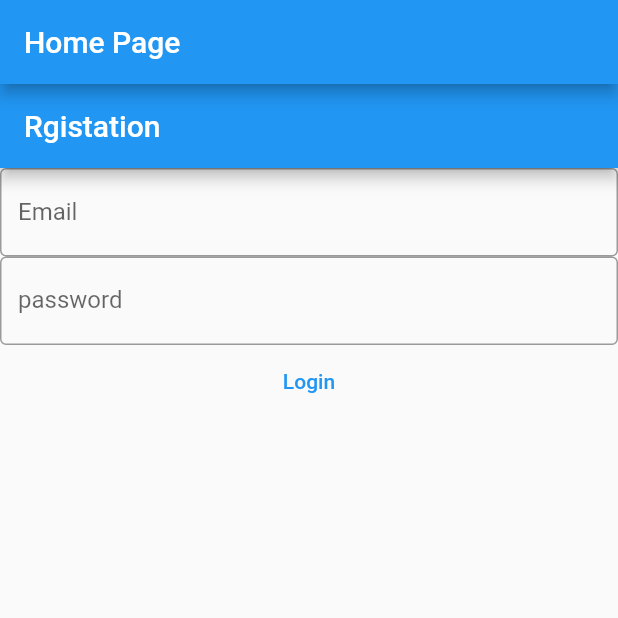
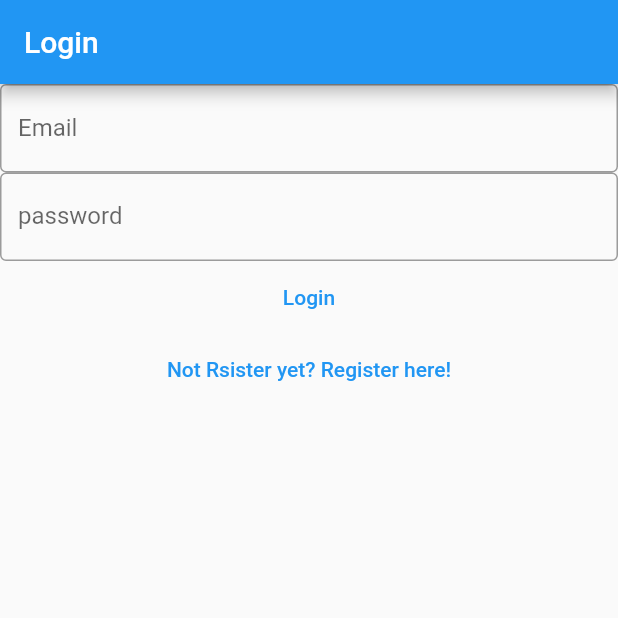
Before and after one commit to bikash-chandra-behera/fdmp-app, a Flutter app: the screen it shows after launch, on a phone screen of 412 x 824 dp, the top half of it. Run offline on Flutter 3.47's test engine with Material 2 defaults, Android fonts, the phone set to English and light mode, and no system bars; our stand-ins replace firebase_auth, firebase_core; accounts and stored records are empty.

Commit message:
verify email done

```diff
--- a/lib/main.dart
+++ b/lib/main.dart
@@ -1,17 +1,13 @@
-import 'dart:math';
-
-import 'package:fdmp_app/common/theme/theme_constants.dart';
-import 'package:fdmp_app/common/theme/theme_manager.dart';
 import 'package:fdmp_app/firebase_options.dart';
 
 // import 'package:fdmp_app/services/user_management.dart';
 import 'package:fdmp_app/view/login_view.dart';
+import 'package:fdmp_app/view/register_view.dart';
+import 'package:fdmp_app/view/verify_email_view.dart';
 import 'package:firebase_auth/firebase_auth.dart';
 import 'package:firebase_core/firebase_core.dart';
 
 import 'package:flutter/material.dart';
-import 'package:get/get.dart';
-import 'package:logging/logging.dart';
 
 Future<void> main() async {
   WidgetsFlutterBinding.ensureInitialized();
@@ -22,7 +18,10 @@ Future<void> main() async {
         primarySwatch: Colors.blue,
       ),
       home: const HomePage(),
-  ));
+      routes: {
+        '/login/': (context) => const LoginView(),
+        '/register/': (context) => const RegisterView(),
+      }));
 }
 
 class HomePage extends StatelessWidget {
@@ -30,54 +29,28 @@ class HomePage extends StatelessWidget {
 
   @override
   Widget build(BuildContext context) {
-    return Scaffold(
-      appBar: AppBar(
-        title: const Text("Home Page"),
-      ),
-      body: FutureBuilder(
+    return FutureBuilder(
         future: Firebase.initializeApp(
           options: DefaultFirebaseOptions.currentPlatform,
         ),
         builder: (context, snapshot) {
           switch (snapshot.connectionState) {
             case ConnectionState.done:
-                // final user = FirebaseAuth.instance.currentUser;
-                // if (user?.emailVerified ?? false) {
-                //   print("you are  a  veryfied user.");
-                // } else {
-                //   return const VerifyEmailView();
-                // }
-                return const LoginView();
-                return const Text("Done");
+              final user = FirebaseAuth.instance.currentUser;
+              print(user);
+              if (user != null) {
+                if (user.emailVerified) {
+                  print("email is verifyed");
+                } else {
+                  return VerifyEmailView();
+                }
+              } else {
+                return LoginView();
+              }
+              return Text("done");
             default:
-                return const Text("Lodding.....");
+              return const CircularProgressIndicator();
           }
-          }),
-    );
+        });
   }
 }
-
-class VerifyEmailView extends StatefulWidget {
-  const VerifyEmailView({super.key});
-
-  @override
-  State<VerifyEmailView> createState() => _VerifyEmailViewState();
-}
-
-class _VerifyEmailViewState extends State<VerifyEmailView> {
-  @override
-  Widget build(BuildContext context) {
-    return Column(
-      children: [
-        Text("Please Verify your email address.."),
-        TextButton(
-            onPressed: () async {
-              final user = FirebaseAuth.instance.currentUser;
-              await user?.sendEmailVerification();
-              print(user);
-            },
-            child: Text("Send Email Verification"))
-      ],
-    );
-  }
-}
--- a/lib/view/login_view.dart
+++ b/lib/view/login_view.dart
@@ -1,8 +1,6 @@
 import 'package:firebase_auth/firebase_auth.dart';
-import 'package:firebase_core/firebase_core.dart';
+
 import 'package:flutter/material.dart';
-
-import '../firebase_options.dart';
 
 class LoginView extends StatefulWidget {
   const LoginView({Key? key}) : super(key: key);
@@ -32,19 +30,15 @@ class _LoginViewState extends State<LoginView> {
   @override
   Widget build(BuildContext context) {
     return Scaffold(
-      appBar: AppBar(title: const Text("Rgistation")),
-      body: FutureBuilder(
-          future: Firebase.initializeApp(
-              options: DefaultFirebaseOptions.currentPlatform),
-          builder: (context, snapshot) {
-            switch (snapshot.connectionState) {
-              case ConnectionState.done:
-                return Column(children: [
+      appBar: AppBar(
+        title: Text("Login"),
+      ),
+      body: Column(children: [
         TextField(
           keyboardType: TextInputType.emailAddress,
           controller: _email,
-                    decoration: InputDecoration(
-                        border: OutlineInputBorder(), labelText: 'Email'),
+          decoration:
+              InputDecoration(border: OutlineInputBorder(), labelText: 'Email'),
         ),
         TextField(
           obscureText: true,
@@ -58,15 +52,13 @@ class _LoginViewState extends State<LoginView> {
             final pass = _password.text;
             try {
               final userCredential = await FirebaseAuth.instance
-                            .signInWithEmailAndPassword(
-                                email: email, password: pass);
+                  .signInWithEmailAndPassword(email: email, password: pass);
             } on FirebaseAuthException catch (e) {
               if (e.code == "invalid-email") {
                 print("Invalid Email");
               }
               if (e.code == "user-not-found") {
-                          print(
-                              "User Not Found or the user may have been deleted");
+                print("User Not Found or the user may have been deleted");
               }
               if (e.code == "wrong-password") {
                 print("Wrong Password");
@@ -77,13 +69,14 @@ class _LoginViewState extends State<LoginView> {
             }
           },
           child: const Text("Login"),
-                  )
-                ]);
-
-              default:
-                return const Text("Loading");
-            }
-          }),
+        ),
+        TextButton(
+            onPressed: () {
+              Navigator.of(context)
+                  .pushNamedAndRemoveUntil("/register/", (route) => false);
+            },
+            child: Text("Not Rsister yet? Register here!"))
+      ]),
     );
   }
 }
--- a/lib/view/register_view.dart
+++ b/lib/view/register_view.dart
@@ -63,7 +63,13 @@ class _RegisterViewState extends State<RegisterView> {
                       print(userCredential);
                     },
                     child: const Text("register"),
-                  )
+                  ),
+                  TextButton(
+                      onPressed: () {
+                        Navigator.of(context).pushNamedAndRemoveUntil(
+                            "/login/", (route) => false);
+                      },
+                      child: Text("Alredy Register? Login here!"))
                 ]);
 
               default:
--- /dev/null
+++ b/lib/view/verify_email_view.dart
@@ -0,0 +1,27 @@
+import 'package:firebase_auth/firebase_auth.dart';
+import 'package:flutter/material.dart';
+
+class VerifyEmailView extends StatefulWidget {
+  const VerifyEmailView({super.key});
+
+  @override
+  State<VerifyEmailView> createState() => _VerifyEmailViewState();
+}
+
+class _VerifyEmailViewState extends State<VerifyEmailView> {
+  @override
+  Widget build(BuildContext context) {
+    return Column(
+      children: [
+        Text("Please Verify your email address.."),
+        TextButton(
+            onPressed: () async {
+              final user = FirebaseAuth.instance.currentUser;
+              await user?.sendEmailVerification();
+              print(user);
+            },
+            child: Text("Send Email Verification"))
+      ],
+    );
+  }
+}
```
Lines whose indentation alone changed are shown as unchanged.
